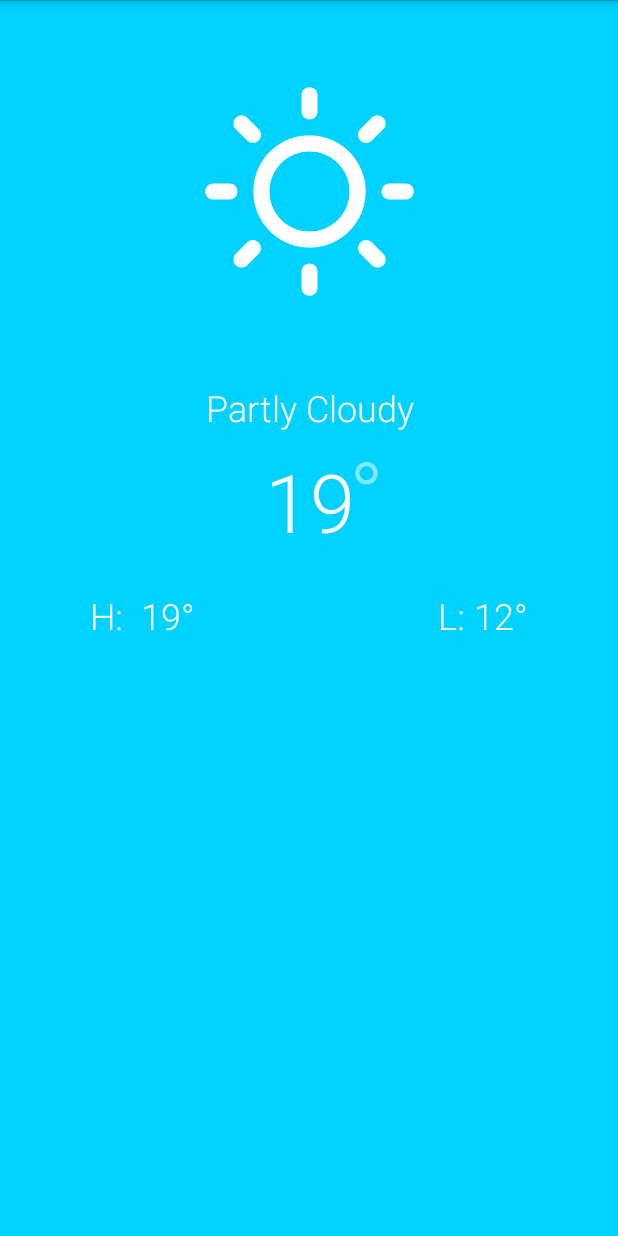
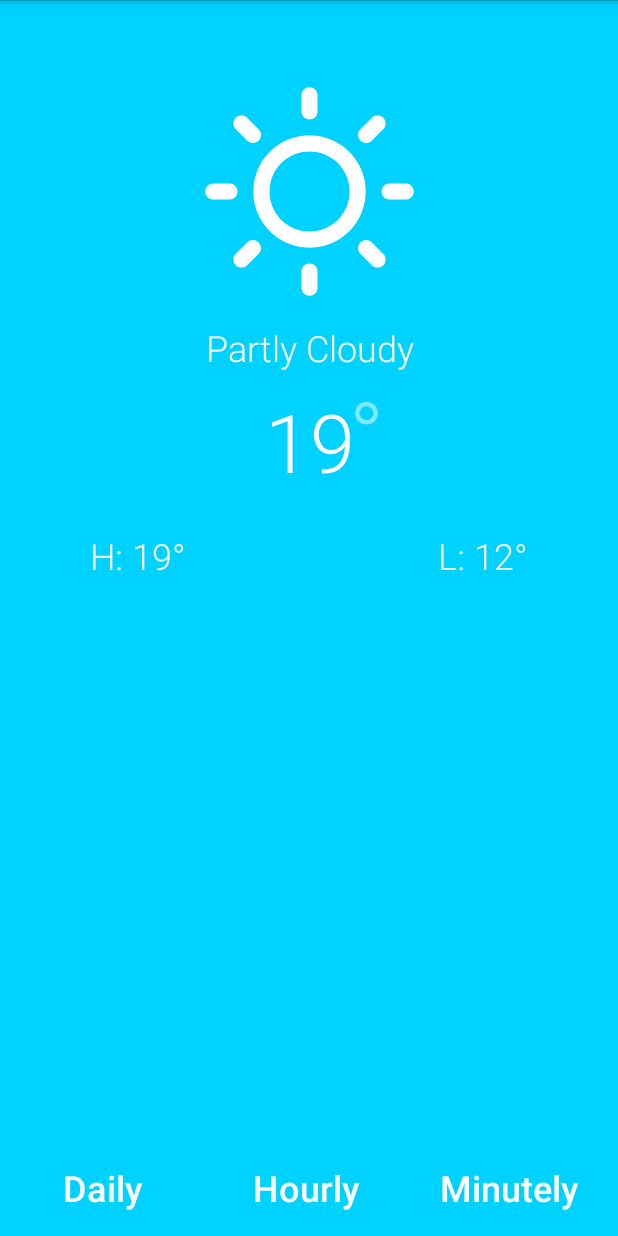
Before and after one commit to JesusJaimeCano/ColorWeather, an Android app: the screen it shows after launch (MainActivity), on a phone screen of 412 x 824 dp. Run offline under Robolectric (Android 15) with nearby library versions, the phone set to English and light mode, and no system bars.

Commit message:
Creacion de layouts
Fin de modulo de layouts avanzados en android, justo antes de insertar los intents

```diff
--- a/app/build.gradle
+++ b/app/build.gradle
@@ -21,7 +21,9 @@ android {
 dependencies {
     implementation fileTree(dir: 'libs', include: ['*.jar'])
     implementation 'com.android.support.constraint:constraint-layout:1.0.2'
+    implementation 'com.android.support:appcompat-v7:26.1.0'
     testImplementation 'junit:junit:4.12'
     androidTestImplementation 'com.android.support.test:runner:1.0.1'
     androidTestImplementation 'com.android.support.test.espresso:espresso-core:3.0.1'
+    implementation 'com.android.support:recyclerview-v7:26.1.0'
 }
--- a/app/src/main/res/layout/activity_main.xml
+++ b/app/src/main/res/layout/activity_main.xml
@@ -4,8 +4,8 @@
     xmlns:tools="http://schemas.android.com/tools"
     android:layout_width="match_parent"
     android:layout_height="match_parent"
-    tools:context="com.example.jesus.colorweather.MainActivity"
-    android:background="#00D2FF">
+    android:background="#00D2FF"
+    tools:context="com.example.jesus.colorweather.MainActivity">
 
     <ImageView
         android:id="@+id/iconImageView"
@@ -19,12 +19,10 @@
 
     <TextView
         android:id="@+id/descriptionTextView"
+        style="@style/mainFront"
         android:layout_width="wrap_content"
         android:layout_height="wrap_content"
-        android:layout_marginTop="40dp"
-        android:fontFamily="sans-serif-light"
-        android:text="Partly Cloudy"
-        android:textColor="#FFFFFF"
+        android:text="@string/partly_cloudy"
         android:textSize="24sp"
         app:layout_constraintEnd_toEndOf="@+id/iconImageView"
         app:layout_constraintStart_toStartOf="@+id/iconImageView"
@@ -32,12 +30,11 @@
 
     <TextView
         android:id="@+id/currentTempTextView"
+        style="@style/mainFront"
         android:layout_width="wrap_content"
         android:layout_height="wrap_content"
         android:layout_marginTop="10dp"
-        android:fontFamily="sans-serif-light"
         android:text="19"
-        android:textColor="#FFF"
         android:textSize="54sp"
         app:layout_constraintEnd_toEndOf="@+id/descriptionTextView"
         app:layout_constraintStart_toStartOf="@+id/descriptionTextView"
@@ -54,27 +51,88 @@
 
     <TextView
         android:id="@+id/highestTempTextView"
+        style="@style/mainFront"
         android:layout_width="wrap_content"
         android:layout_height="wrap_content"
         android:layout_marginLeft="60dp"
         android:layout_marginTop="24dp"
-        android:fontFamily="sans-serif-light"
-        android:text="H:  19°"
-        android:textColor="#FFF"
-        android:textSize="24sp"
+        android:text="H: 19°"
         app:layout_constraintStart_toStartOf="parent"
         app:layout_constraintTop_toBottomOf="@+id/currentTempTextView" />
 
     <TextView
         android:id="@+id/lowestTempTextView"
+        style="@style/mainFront"
         android:layout_width="wrap_content"
         android:layout_height="wrap_content"
         android:layout_marginRight="60dp"
         android:layout_marginTop="24dp"
-        android:fontFamily="sans-serif-light"
         android:text="L: 12°"
-        android:textColor="#FFF"
-        android:textSize="24sp"
         app:layout_constraintEnd_toEndOf="parent"
         app:layout_constraintTop_toBottomOf="@+id/currentTempTextView" />
+
+    <android.support.constraint.Guideline
+        android:id="@+id/guideline"
+        android:layout_width="wrap_content"
+        android:layout_height="wrap_content"
+        android:orientation="vertical"
+        app:layout_constraintGuide_percent="0.33333334" />
+
+    <android.support.constraint.Guideline
+        android:id="@+id/guideline3"
+        android:layout_width="wrap_content"
+        android:layout_height="wrap_content"
+        android:orientation="vertical"
+        app:layout_constraintGuide_percent="0.649635" />
+
+    <TextView
+        android:id="@+id/textView8"
+        style="@style/mainFront"
+        android:layout_width="wrap_content"
+        android:layout_height="wrap_content"
+        android:layout_marginBottom="16dp"
+        android:layout_marginEnd="8dp"
+        android:layout_marginLeft="16dp"
+        android:layout_marginStart="8dp"
+        android:text="@string/daily_button_text"
+        android:textSize="24sp"
+        android:textStyle="bold"
+        app:layout_constraintBottom_toBottomOf="parent"
+        app:layout_constraintEnd_toStartOf="@+id/guideline"
+        app:layout_constraintLeft_toLeftOf="parent"
+        app:layout_constraintStart_toStartOf="parent" />
+
+    <TextView
+        android:id="@+id/textView9"
+        style="@style/mainFront"
+        android:layout_width="wrap_content"
+        android:layout_height="wrap_content"
+        android:layout_marginBottom="16dp"
+        android:layout_marginEnd="8dp"
+        android:layout_marginStart="8dp"
+        android:text="@string/hourly_button_text"
+        android:textSize="24sp"
+        android:textStyle="bold"
+        app:layout_constraintBottom_toBottomOf="parent"
+        app:layout_constraintEnd_toStartOf="@+id/guideline3"
+        app:layout_constraintHorizontal_bias="0.54"
+        app:layout_constraintLeft_toLeftOf="parent"
+        app:layout_constraintRight_toRightOf="parent"
+        app:layout_constraintStart_toStartOf="@+id/guideline" />
+
+    <TextView
+        android:id="@+id/textView10"
+        style="@style/mainFront"
+        android:layout_width="wrap_content"
+        android:layout_height="wrap_content"
+        android:layout_marginBottom="16dp"
+        android:layout_marginEnd="8dp"
+        android:layout_marginStart="8dp"
+        android:text="@string/minutely_button_text"
+        android:textSize="24sp"
+        android:textStyle="bold"
+        app:layout_constraintBottom_toBottomOf="parent"
+        app:layout_constraintEnd_toEndOf="parent"
+        app:layout_constraintStart_toStartOf="@+id/guideline3" />
+
 </android.support.constraint.ConstraintLayout>
--- a/app/src/main/res/values/strings.xml
+++ b/app/src/main/res/values/strings.xml
@@ -1,3 +1,10 @@
 <resources>
     <string name="app_name">Color Weather</string>
+    <string name="hourly_forecast">Hourly Forecast</string>
+    <string name="daily_forecast">Daily Forecast</string>
+    <string name="daily_button_text">Daily</string>
+    <string name="hourly_button_text">Hourly</string>
+    <string name="minutely_button_text">Minutely</string>
+    <string name="partly_cloudy">Partly Cloudy</string>
+    <string name="minutely_forecast">Minutely Forecast</string>
 </resources>
--- a/app/src/main/res/values/styles.xml
+++ b/app/src/main/res/values/styles.xml
@@ -5,4 +5,10 @@
         <!-- Customize your theme here. -->
     </style>
 
+    <style name="mainFront">
+        <item name="android:textColor">#FFFFFF</item>
+        <item name="android:fontFamily">sans-serif-light</item>
+        <item name="android:textSize">24sp</item>
+    </style>
+
 </resources>
```
Also changed, not shown: app/src/main/AndroidManifest.xml (+6 -1 lines), app/src/main/java/com/example/jesus/colorweather/DailyWeatherActivity.java (added, +13 -0 lines), app/src/main/java/com/example/jesus/colorweather/HourlyWeatherActivity.java (added, +13 -0 lines), app/src/main/java/com/example/jesus/colorweather/MinutelyWeatherActivity.java (added, +13 -0 lines), app/src/main/res/layout/activity_daily_weather.xml (added, +27 -0 lines), app/src/main/res/layout/activity_hourly_weather.xml (added, +27 -0 lines), app/src/main/res/layout/activity_minutely_weather.xml (added, +27 -0 lines).
